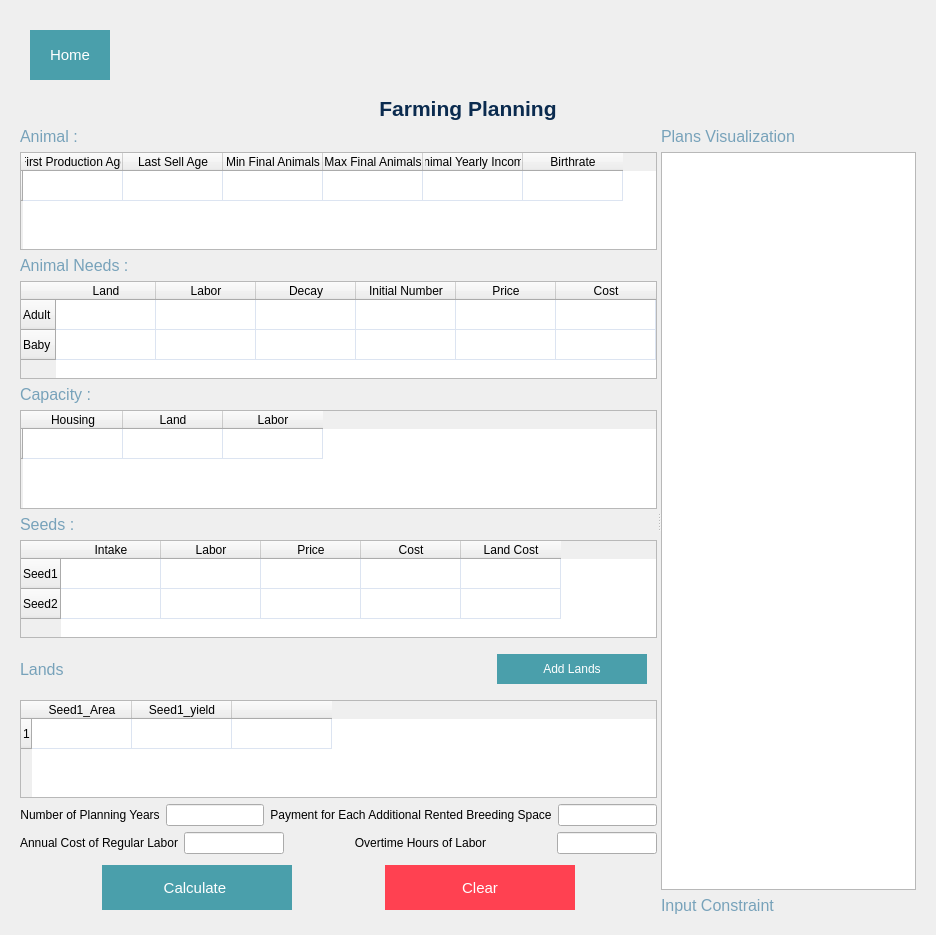
First picture: the form in layout2.ui, repository AziizBg/RO_Project, before the edit.
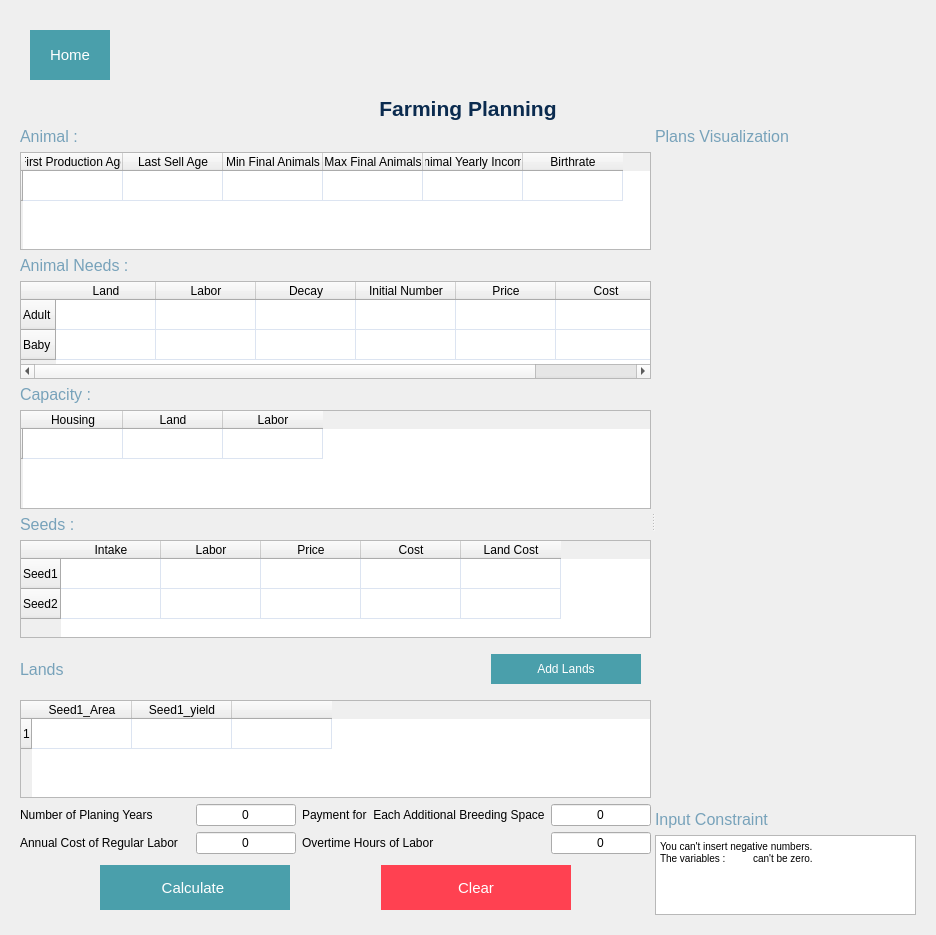
Second picture: the form after the edit.

What changed in the file:
```diff
--- a/layout2.ui
+++ b/layout2.ui
@@ -426,150 +426,102 @@
          </widget>
         </item>
         <item>
-         <layout class="QHBoxLayout" name="horizontalLayout_2">
-          <item>
-           <widget class="QLabel" name="label_5">
+         <layout class="QGridLayout" name="gridLayout">
+          <item row="0" column="2">
+           <widget class="QLabel" name="label_3">
+            <property name="text">
+             <string>Payment for  Each Additional Breeding Space</string>
+            </property>
+           </widget>
+          </item>
+          <item row="0" column="0">
+           <widget class="QLabel" name="label">
+            <property name="text">
+             <string>Number of Planing Years</string>
+            </property>
+           </widget>
+          </item>
+          <item row="0" column="3">
+           <widget class="QLineEdit" name="overtime_cost">
             <property name="maximumSize">
              <size>
-              <width>200</width>
+              <width>100</width>
               <height>16777215</height>
              </size>
             </property>
             <property name="text">
-             <string>Number of Planning Years</string>
+             <string>0</string>
             </property>
             <property name="alignment">
              <set>Qt::AlignCenter</set>
             </property>
-            <property name="wordWrap">
-             <bool>false</bool>
-            </property>
            </widget>
           </item>
-          <item>
-           <widget class="QLineEdit" name="lineEdit">
-            <property name="enabled">
-             <bool>true</bool>
-            </property>
+          <item row="2" column="3">
+           <widget class="QLineEdit" name="additional_payment">
             <property name="maximumSize">
              <size>
               <width>100</width>
               <height>16777215</height>
              </size>
             </property>
+            <property name="text">
+             <string>0</string>
+            </property>
             <property name="alignment">
              <set>Qt::AlignCenter</set>
             </property>
            </widget>
           </item>
-          <item>
-           <layout class="QHBoxLayout" name="horizontalLayout_6">
-            <item>
-             <widget class="QLabel" name="label_8">
-              <property name="maximumSize">
-               <size>
-                <width>300</width>
-                <height>16777215</height>
-               </size>
-              </property>
-              <property name="text">
-               <string>Payment for Each Additional Rented Breeding Space</string>
-              </property>
-              <property name="alignment">
-               <set>Qt::AlignCenter</set>
-              </property>
-              <property name="wordWrap">
-               <bool>false</bool>
-              </property>
-             </widget>
-            </item>
-            <item>
-             <widget class="QLineEdit" name="lineEdit_3">
-              <property name="maximumSize">
-               <size>
-                <width>100</width>
-                <height>16777215</height>
-               </size>
-              </property>
-              <property name="alignment">
-               <set>Qt::AlignCenter</set>
-              </property>
-             </widget>
-            </item>
-           </layout>
+          <item row="2" column="2">
+           <widget class="QLabel" name="label_4">
+            <property name="text">
+             <string>Overtime Hours of Labor</string>
+            </property>
+           </widget>
           </item>
-         </layout>
-        </item>
-        <item>
-         <layout class="QHBoxLayout" name="horizontalLayout_4">
-          <item>
-           <widget class="QLabel" name="label_7">
+          <item row="2" column="1">
+           <widget class="QLineEdit" name="annual_cost_regular">
             <property name="maximumSize">
              <size>
-              <width>200</width>
+              <width>100</width>
               <height>16777215</height>
              </size>
             </property>
+            <property name="text">
+             <string>0</string>
+            </property>
+            <property name="alignment">
+             <set>Qt::AlignCenter</set>
+            </property>
+           </widget>
+          </item>
+          <item row="2" column="0">
+           <widget class="QLabel" name="label_2">
             <property name="text">
              <string>Annual Cost of Regular Labor</string>
             </property>
-            <property name="alignment">
-             <set>Qt::AlignCenter</set>
-            </property>
-            <property name="wordWrap">
-             <bool>false</bool>
-            </property>
            </widget>
           </item>
-          <item>
-           <widget class="QLineEdit" name="lineEdit_2">
+          <item row="0" column="1">
+           <widget class="QLineEdit" name="number_years">
+            <property name="enabled">
+             <bool>true</bool>
+            </property>
             <property name="maximumSize">
              <size>
               <width>100</width>
               <height>16777215</height>
              </size>
             </property>
+            <property name="text">
+             <string>0</string>
+            </property>
             <property name="alignment">
              <set>Qt::AlignCenter</set>
             </property>
            </widget>
           </item>
-          <item>
-           <layout class="QHBoxLayout" name="horizontalLayout_3">
-            <item>
-             <widget class="QLabel" name="label_6">
-              <property name="maximumSize">
-               <size>
-                <width>300</width>
-                <height>16777215</height>
-               </size>
-              </property>
-              <property name="text">
-               <string>Overtime Hours of Labor</string>
-              </property>
-              <property name="alignment">
-               <set>Qt::AlignCenter</set>
-              </property>
-              <property name="wordWrap">
-               <bool>false</bool>
-              </property>
-             </widget>
-            </item>
-            <item>
-             <widget class="QLineEdit" name="lineEdit_4">
-              <property name="maximumSize">
-               <size>
-                <width>100</width>
-                <height>16777215</height>
-               </size>
-              </property>
-              <property name="alignment">
-               <set>Qt::AlignCenter</set>
-              </property>
-             </widget>
-            </item>
-           </layout>
-          </item>
          </layout>
         </item>
         <item>
@@ -674,30 +626,63 @@
            </widget>
           </item>
           <item>
-           <widget class="QTextEdit" name="outputText">
-            <property name="readOnly">
-             <bool>true</bool>
-            </property>
-           </widget>
+           <layout class="QVBoxLayout" name="plan_display"/>
           </item>
           <item>
-           <widget class="QLabel" name="input_constraint_2">
-            <property name="font">
-             <font>
-              <pointsize>12</pointsize>
-             </font>
-            </property>
-            <property name="styleSheet">
-             <string notr="true">
+           <layout class="QVBoxLayout" name="verticalLayout_3">
+            <item>
+             <spacer name="verticalSpacer">
+              <property name="orientation">
+               <enum>Qt::Vertical</enum>
+              </property>
+              <property name="sizeHint" stdset="0">
+               <size>
+                <width>20</width>
+                <height>40</height>
+               </size>
+              </property>
+             </spacer>
+            </item>
+            <item>
+             <widget class="QLabel" name="input_constraint_2">
+              <property name="font">
+               <font>
+                <pointsize>12</pointsize>
+               </font>
+              </property>
+              <property name="styleSheet">
+               <string notr="true">
                                                         QLabel {
                                                         color: #77a2ba;
                                                         }
                                                     </string>
-            </property>
-            <property name="text">
-             <string>Input Constraint</string>
-            </property>
-           </widget>
+              </property>
+              <property name="text">
+               <string>Input Constraint</string>
+              </property>
+             </widget>
+            </item>
+            <item>
+             <widget class="QTextEdit" name="textEdit">
+              <property name="maximumSize">
+               <size>
+                <width>16777215</width>
+                <height>80</height>
+               </size>
+              </property>
+              <property name="readOnly">
+               <bool>true</bool>
+              </property>
+              <property name="html">
+               <string>&lt;!DOCTYPE HTML PUBLIC &quot;-//W3C//DTD HTML 4.0//EN&quot; &quot;http://www.w3.org/TR/REC-html40/strict.dtd&quot;&gt;
+&lt;html&gt;&lt;head&gt;&lt;meta name=&quot;qrichtext&quot; content=&quot;1&quot; /&gt;&lt;style type=&quot;text/css&quot;&gt;
+p, li { white-space: pre-wrap; }
+&lt;/style&gt;&lt;/head&gt;&lt;body style=&quot; font-family:'MS Shell Dlg 2'; font-size:7.8pt; font-weight:400; font-style:normal;&quot;&gt;
+&lt;p style=&quot; margin-top:0px; margin-bottom:0px; margin-left:0px; margin-right:0px; -qt-block-indent:0; text-indent:0px;&quot;&gt;You can't insert negative numbers.&lt;br /&gt;The variables :          can't be zero.&lt;/p&gt;&lt;/body&gt;&lt;/html&gt;</string>
+              </property>
+             </widget>
+            </item>
+           </layout>
           </item>
          </layout>
         </item>
```
Left out of the diff: 2 changed lines with no effect on the pictures.
